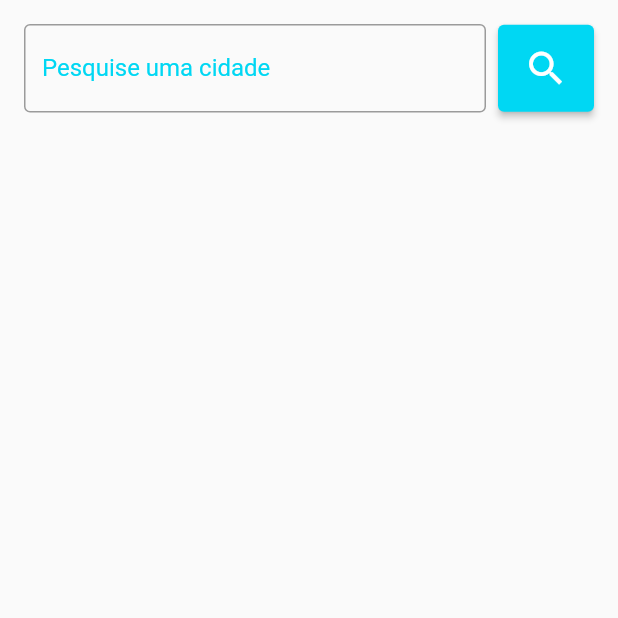
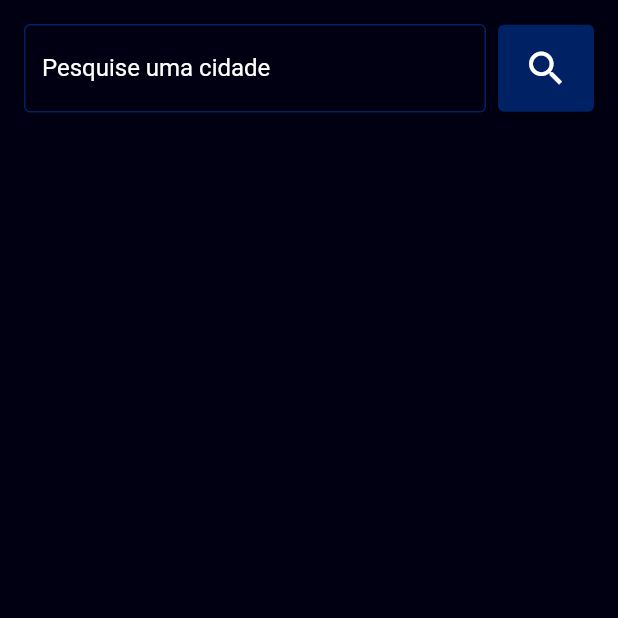
Before and after one commit to vinicius-frs/aps7_8_sem, a Flutter app: the screen it shows after launch, on a phone screen of 412 x 824 dp, the top half of it. Run offline on Flutter 3.47's test engine with Material 2 defaults, Android fonts, the phone set to English and light mode, and no system bars.

Commit message:
Ajustes de layout e tratativa de erros

```diff
--- a/lib/ui/home.dart
+++ b/lib/ui/home.dart
@@ -23,20 +23,6 @@ class HomeState extends State<Home> {
   String? errorText;
 
   @override
-  void initState() {
-    super.initState();
-    getCity("Varzea Paulista").then((response){
-      dadosCidade['nome'] = response['name'];
-      dadosCidade['pais'] = response['sys']['country'];
-      dadosCidade['clima_desc'] = response['weather'][0]['description'];
-      dadosCidade['clima_icon'] = response['weather'][0]['icon'];
-      dadosCidade['temp'] = response['main']['temp'];
-      dadosCidade['temp_min'] = response['main']['temp_min'];
-      dadosCidade['temp_max'] = response['main']['temp_max'];
-    });
-  }
-
-  @override
   Widget build(BuildContext context) {
     return SafeArea(
       child: Scaffold(
@@ -50,18 +36,25 @@ class HomeState extends State<Home> {
                     Expanded(
                       child: TextField(
                         controller: SearchController,
+                        style: TextStyle(color: Colors.white),
                         decoration: InputDecoration(
+                          enabledBorder: const OutlineInputBorder(
+                            borderSide: BorderSide(
+                              color: Color(0xff002163)
+                            )
+                          ),
                           border: const OutlineInputBorder(),
                           labelText: 'Pesquise uma cidade',
                           hintText: 'Ex. Jundiaí',
+                          hintStyle: TextStyle(color: Colors.white),
                           errorText: errorText,
                           focusedBorder: const OutlineInputBorder(
                             borderSide: BorderSide(
-                              color: Color(0xff00d7f3),
+                              color: Color(0xff002163),
                             ),
                           ),
                           labelStyle: const TextStyle(
-                            color: Color(0xff00d7f3),
+                            color: Colors.white,
                           ),
                         ),
                       ),
@@ -79,6 +72,10 @@ class HomeState extends State<Home> {
                         }
                         getCity(text).then((response){
                           setState(() {
+                            if(response['cod'] == 404 || response['cod'] == '404'){
+                              errorText = 'Cidade não encontrada';
+                            }
+                            if(response['cod'] == 200 || response['cod'] == '200'){
                               dadosCidade['nome'] = response['name'];
                               dadosCidade['pais'] = response['sys']['country'];
                               dadosCidade['clima_desc'] = response['weather'][0]['description'];
@@ -87,12 +84,12 @@ class HomeState extends State<Home> {
                               dadosCidade['temp_min'] = response['main']['temp_min'];
                               dadosCidade['temp_max'] = response['main']['temp_max'];
                               errorText = null;
+                            }
                           });
-                          print(dadosCidade);
                         });
                       },
                       style: ElevatedButton.styleFrom(
-                        primary: const Color(0xff00d7f3),
+                        primary: const Color(0xff002163),
                         padding: const EdgeInsets.all(14),
                       ),
                       child: const Icon(
@@ -102,23 +99,68 @@ class HomeState extends State<Home> {
                     ),
                   ],
                 ),
+                const SizedBox(height: 50),
                 Row(
                   children: [
-                      dadosCidade['nome'].toString().isNotEmpty ? Text(dadosCidade['nome'] + ", " + dadosCidade['pais']) : Text(''),
-                      dadosCidade['nome'].toString().isNotEmpty ? Text(dadosCidade['temp'].toString()) : Text(''),
+                    Expanded(
+                        child: Column(
+                            children: [
+                              Row(
+                                  children: [
+                                    dadosCidade['nome'].toString().isNotEmpty ?
+                                    Text(
+                                      dadosCidade['nome'] + ", " + dadosCidade['pais'],
+                                      style: TextStyle(fontWeight: FontWeight.bold, fontSize: 30, color: Colors.white),
+                                    ) : Text('')
+                                  ],
+                                  mainAxisAlignment: MainAxisAlignment.center,
+                              ),
+                              Row(
+                                  children: [
+                                    dadosCidade['nome'].toString().isNotEmpty ?
+                                    Text(
+                                      dadosCidade['temp'].toString(),
+                                      style: TextStyle(fontWeight: FontWeight.bold, fontSize: 45, color: Colors.white),
+                                    ) : Text(''),
+                                  ],
+                                  mainAxisAlignment: MainAxisAlignment.center,
+                              ),
+                              Row(
+                                  children: [
+                                    dadosCidade['nome'].toString().isNotEmpty ?
+                                    Text(
+                                      "Min.: " + dadosCidade['temp_min'].toString() + " / Máx.: " + dadosCidade['temp_max'].toString(),
+                                      style: TextStyle(fontSize: 20, color: Colors.white),
+                                    ) : Text(''),
+                                  ],
+                                  mainAxisAlignment: MainAxisAlignment.center,
+                              ),
+                              Row(
+                                  children: [
                                     dadosCidade['nome'].toString().isNotEmpty ? Image.network(
                                       baseUrlIcon.replaceAll('#cod_icon#', dadosCidade['clima_icon']),
-                        height: 20,
-                        width: 20,
+                                      height: 30,
+                                      width: 30,
                                     ) : Text(''),
-                      dadosCidade['nome'].toString().isNotEmpty ? Text(dadosCidade['clima_desc']) : Text(''),
-                      dadosCidade['nome'].toString().isNotEmpty ? Text("Min.: " + dadosCidade['temp_min'].toString() + " / Máx.: " + dadosCidade['temp_max'].toString()) : Text(''),
+                                    dadosCidade['nome'].toString().isNotEmpty ?
+                                    Text(
+                                      dadosCidade['clima_desc'],
+                                      style: TextStyle(fontSize: 20, color: Colors.white),
+                                    ) : Text(''),
+                                  ],
+                                  mainAxisAlignment: MainAxisAlignment.center,
+                              ),
+                            ]
+                        ),
+                        flex: 10,
+                    ),
                   ],
                 ),
               ],
             ),
           ),
         ),
+        backgroundColor: Color(0xff010012),
       ),
     );
   }
```
Lines whose indentation alone changed are shown as unchanged.
